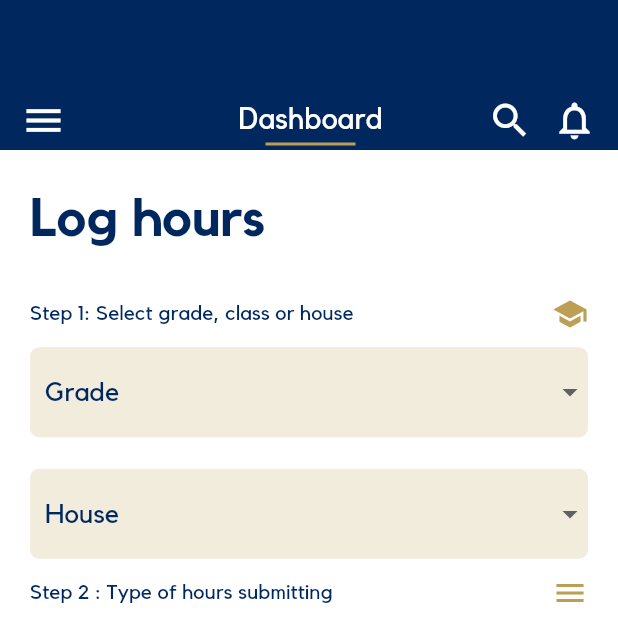
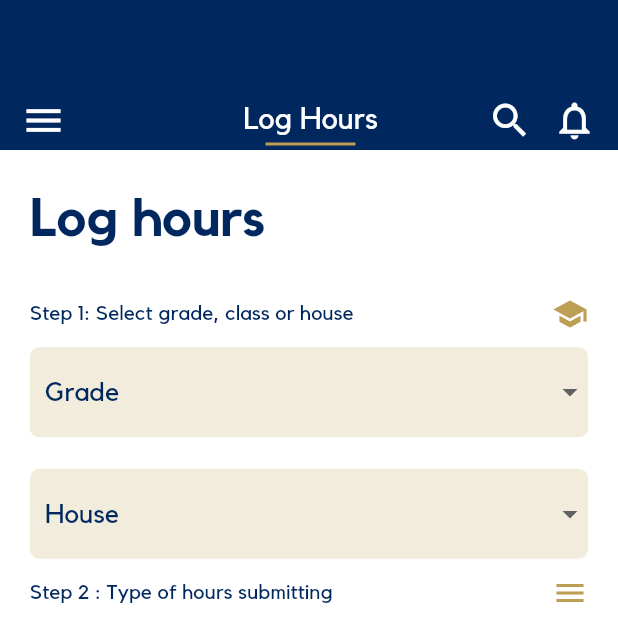
Before and after one commit to Shnifel/Reddam-App, a Flutter app: the TeacherLogHoursPage screen opened directly, on a phone screen of 412 x 824 dp, the top half of it. Run offline on Flutter 3.47's test engine with Material 2 defaults, Android fonts, the phone set to English and light mode, and no system bars; our stand-ins replace carousel_slider, cloud_firestore, device_preview, dots_indicator, firebase_auth, firebase_core and 8 more; missing offline and left inert: flutter_filter_dialog, primer_progress_bar; accounts and stored records are empty.

Commit message:
Page headings for teachers

```diff
--- a/lib/views/components/side_menu.dart
+++ b/lib/views/components/side_menu.dart
@@ -1,3 +1,6 @@
+import 'package:cce_project/arguments/user_info_arguments.dart';
+import 'package:cce_project/services/authentication.dart';
+import 'package:cce_project/services/firestore.dart';
 import 'package:cce_project/styles.dart';
 import 'package:cce_project/views/teacherEditUser/teacher_edit_user_page.dart';
 import 'package:cce_project/views/teacherHourLogs/teacher_log_hours_page.dart';
@@ -36,9 +39,9 @@ List<ButtonsInfo> _buttonNames = [
   ButtonsInfo(title: "Statistics", icon: Icons.pie_chart_sharp),
   ButtonsInfo(title: "Timetable", icon: Icons.calendar_month_sharp),
   ButtonsInfo(title: "Log Hours", icon: Icons.access_time_outlined),
-  ButtonsInfo(title: "Edit user", icon: Icons.verified_user),
+  ButtonsInfo(title: "Edit User", icon: Icons.verified_user),
   ButtonsInfo(title: "Users", icon: Icons.supervised_user_circle_rounded),
-  ButtonsInfo(title: "Log out", icon: Icons.logout_sharp),
+  ButtonsInfo(title: "Log Out", icon: Icons.logout_sharp),
 ];
 
 class SideMenu extends StatefulWidget {
@@ -101,11 +104,18 @@ class _SideMenu extends State<SideMenu> {
                             color: Colors.white,
                           ),
                         ),
-                        onTap: () {
+                        onTap: () async {
                           setState(() {
                             _currentIndex = index;
                           });
-                          if (_buttonNames[index].title == "Settings") {
+                          if (_buttonNames[index].title == "Home") {
+                            User? currentUser = AuthService().currentUser;
+                            Map<dynamic, dynamic> userData =
+                              await FirestoreService(uid: currentUser!.uid)
+                                  .getData(currentUser.uid);
+                            Navigator.pushNamed(context, '/teacherDashboardPage',
+                              arguments: UserInfoArguments(currentUser.uid, userData["firstName"]));
+                          } else if (_buttonNames[index].title == "Settings") {
                             Navigator.push(
                               context,
                               MaterialPageRoute(
@@ -119,7 +129,7 @@ class _SideMenu extends State<SideMenu> {
                                   builder: (context) =>
                                       TeacherNotificationsPage()),
                             );
-                          } else if (_buttonNames[index].title == "Edit user") {
+                          } else if (_buttonNames[index].title == "Edit User") {
                             Navigator.push(
                               context,
                               MaterialPageRoute(
@@ -151,7 +161,7 @@ class _SideMenu extends State<SideMenu> {
                               MaterialPageRoute(
                                   builder: (context) => TeacherUsersPage()),
                             );
-                          } else if (_buttonNames[index].title == "Log out") {
+                          } else if (_buttonNames[index].title == "Log Out") {
                             FirebaseAuth.instance.signOut();
                             Navigator.pushNamed(context, '/loginPage');
                           }
--- a/lib/views/teacherEditUser/teacher_edit_user_page.dart
+++ b/lib/views/teacherEditUser/teacher_edit_user_page.dart
@@ -28,7 +28,7 @@ class _TeacherEdit extends State<TeacherEditPage> {
           child: (ResponsiveLayout.isTinyLimit(context) ||
                   ResponsiveLayout.isTinyHeightLimit(context))
               ? Container()
-              : AppBarWidget()),
+              : AppBarWidget(6)),
       body: ResponsiveLayout(
         tiny: Container(),
         phone: TeacherEditUsersPanelPage(),
--- a/lib/views/teacherHourLogs/teacher_log_hours_page.dart
+++ b/lib/views/teacherHourLogs/teacher_log_hours_page.dart
@@ -29,7 +29,7 @@ class _TeacherNotifications extends State<TeacherLogHoursPage> {
           child: (ResponsiveLayout.isTinyLimit(context) ||
                   ResponsiveLayout.isTinyHeightLimit(context))
               ? Container()
-              : AppBarWidget()),
+              : AppBarWidget(5)),
       body: ResponsiveLayout(
         tiny: Container(),
         phone: TeacherLogHoursPanelPage(),
--- a/lib/views/teacherNotifications/teacher_notifications_page.dart
+++ b/lib/views/teacherNotifications/teacher_notifications_page.dart
@@ -28,7 +28,7 @@ class _TeacherNotifications extends State<TeacherNotificationsPage> {
           child: (ResponsiveLayout.isTinyLimit(context) ||
                   ResponsiveLayout.isTinyHeightLimit(context))
               ? Container()
-              : AppBarWidget()),
+              : AppBarWidget(2)),
       body: ResponsiveLayout(
         tiny: Container(),
         phone: TeacherNotificationsPanelPage(),
--- a/lib/views/teacherSettings/teacher_settings_page.dart
+++ b/lib/views/teacherSettings/teacher_settings_page.dart
@@ -28,7 +28,7 @@ class _TeacherSettings extends State<TeacherSettingsPage> {
           child: (ResponsiveLayout.isTinyLimit(context) ||
                   ResponsiveLayout.isTinyHeightLimit(context))
               ? Container()
-              : AppBarWidget()),
+              : AppBarWidget(1)),
       body: ResponsiveLayout(
         tiny: Container(),
         phone: TeacherSettingsPanelPage(),
--- a/lib/views/teacherStatistics/teacher_statistics_page.dart
+++ b/lib/views/teacherStatistics/teacher_statistics_page.dart
@@ -28,7 +28,7 @@ class _TeacherStatistics extends State<TeacherStatisticsPage> {
           child: (ResponsiveLayout.isTinyLimit(context) ||
                   ResponsiveLayout.isTinyHeightLimit(context))
               ? Container()
-              : AppBarWidget()),
+              : AppBarWidget(3)),
       body: ResponsiveLayout(
         tiny: Container(),
         phone: TeacherStatisticsPanelPage(),
--- a/lib/views/teacherSubmissions/teacher_submissions_page.dart
+++ b/lib/views/teacherSubmissions/teacher_submissions_page.dart
@@ -28,7 +28,7 @@ class _TeacherSubmissions extends State<TeacherSubmissionsPage> {
           child: (ResponsiveLayout.isTinyLimit(context) ||
                   ResponsiveLayout.isTinyHeightLimit(context))
               ? Container()
-              : AppBarWidget()),
+              : AppBarWidget(0)),
       body: ResponsiveLayout(
         tiny: Container(),
         phone: TeacherSubmissionsPanelPage(),
--- a/lib/views/teacherTimetable/teacher_timetable_page.dart
+++ b/lib/views/teacherTimetable/teacher_timetable_page.dart
@@ -28,7 +28,7 @@ class _TeacherTimetable extends State<TeacherTimetablePage> {
           child: (ResponsiveLayout.isTinyLimit(context) ||
                   ResponsiveLayout.isTinyHeightLimit(context))
               ? Container()
-              : AppBarWidget()),
+              : AppBarWidget(4)),
       body: ResponsiveLayout(
         tiny: Container(),
         phone: TeacherTimetablePanelPage(),
--- a/lib/views/teacherUsers/teacher_users_page.dart
+++ b/lib/views/teacherUsers/teacher_users_page.dart
@@ -28,7 +28,7 @@ class _TeacherUsers extends State<TeacherUsersPage> {
           child: (ResponsiveLayout.isTinyLimit(context) ||
                   ResponsiveLayout.isTinyHeightLimit(context))
               ? Container()
-              : AppBarWidget()),
+              : AppBarWidget(7)),
       body: ResponsiveLayout(
         tiny: Container(),
         phone: TeacherUsersPanelPage(),
--- a/lib/views/teacher_dashboard_page.dart
+++ b/lib/views/teacher_dashboard_page.dart
@@ -61,7 +61,7 @@ class _TeacherDashboardState extends State<TeacherDashboard> {
     Segment(
         value: 54,
         color: secondaryColour,
-        label: const Text("Tecaher stuff 2")),
+        label: const Text("Teacher stuff 2")),
   ];
 
   @override
@@ -72,7 +72,7 @@ class _TeacherDashboardState extends State<TeacherDashboard> {
           child: (ResponsiveLayout.isTinyLimit(context) ||
                   ResponsiveLayout.isTinyHeightLimit(context))
               ? Container()
-              : AppBarWidget()),
+              : AppBarWidget(0)),
       body: ResponsiveLayout(
         tiny: Container(),
         phone: PanelCenterPage(),
--- a/lib/widgets/app_bar_widget.dart
+++ b/lib/widgets/app_bar_widget.dart
@@ -2,15 +2,23 @@ import 'package:cce_project/styles.dart';
 import 'package:cce_project/views/responsive_layout.dart';
 import 'package:flutter/material.dart';
 
-List<String> _buttonNames = ["Dashboard"];
-int _currentSelectedButton = 0;
+List<String> _buttonNames = ["Home", "Settings", "Notifications", "Statistics", "Timetable", "Log Hours", "Edit User", "Users", "Logout"];
+int _currentSelectedButton2 = 0;
 
 class AppBarWidget extends StatefulWidget {
+  final int _currentSelectedButton;
+
+  AppBarWidget(this._currentSelectedButton);
+
   @override
-  _AppBarWidgetState createState() => _AppBarWidgetState();
+  _AppBarWidgetState createState() => _AppBarWidgetState(_currentSelectedButton);
 }
 
 class _AppBarWidgetState extends State<AppBarWidget> {
+  final int _currentSelectedButton;
+
+  _AppBarWidgetState(this._currentSelectedButton);
+
   @override
   Widget build(BuildContext context) {
     return Container(
@@ -19,9 +27,9 @@ class _AppBarWidgetState extends State<AppBarWidget> {
         children: [
           if (ResponsiveLayout.isComputer(context))
             Container(
-              margin: EdgeInsets.all(10.0),
+              margin: const EdgeInsets.all(10.0),
               height: double.infinity,
-              decoration: BoxDecoration(boxShadow: [
+              decoration: const BoxDecoration(boxShadow: [
                 BoxShadow(
                   color: Colors.black45,
                   offset: Offset(0, 0),
@@ -29,7 +37,7 @@ class _AppBarWidgetState extends State<AppBarWidget> {
                   blurRadius: 10,
                 )
               ], shape: BoxShape.circle),
-              child: CircleAvatar(
+              child: const CircleAvatar(
                 backgroundColor: primaryColour,
                 radius: 30,
                 //child: Image.asset("assets/images/ReddamHouseLogo.svg.png"),
@@ -43,7 +51,7 @@ class _AppBarWidgetState extends State<AppBarWidget> {
               onPressed: () {
                 Scaffold.of(context).openDrawer();
               },
-              icon: Icon(Icons.menu),
+              icon: const Icon(Icons.menu),
             ),
           SizedBox(width: 10.0),
           if (ResponsiveLayout.isComputer(context))
@@ -64,7 +72,7 @@ class _AppBarWidgetState extends State<AppBarWidget> {
               (index) => TextButton(
                 onPressed: () {
                   setState(() {
-                    _currentSelectedButton = index;
+                    _currentSelectedButton2 = index;
                   });
                 },
                 child: Padding(
@@ -76,7 +84,7 @@ class _AppBarWidgetState extends State<AppBarWidget> {
                       Text(
                         _buttonNames[index],
                         style: TextStyle(
-                          color: _currentSelectedButton == index
+                          color: _currentSelectedButton2 == index
                               ? Colors.white
                               : Colors.white70,
                         ),
@@ -86,8 +94,8 @@ class _AppBarWidgetState extends State<AppBarWidget> {
                         width: 60,
                         height: 2,
                         decoration: BoxDecoration(
-                          gradient: _currentSelectedButton == index
-                              ? LinearGradient(
+                          gradient: _currentSelectedButton2 == index
+                              ? const LinearGradient(
                                   colors: [
                                     Colors.red,
                                     Colors.orange,
@@ -110,7 +118,7 @@ class _AppBarWidgetState extends State<AppBarWidget> {
                 children: [
                   Text(
                     _buttonNames[_currentSelectedButton],
-                    style: TextStyle(
+                    style: const TextStyle(
                       color: Colors.white,
                       fontSize: 20
                     ),
@@ -119,20 +127,20 @@ class _AppBarWidgetState extends State<AppBarWidget> {
                     margin: EdgeInsets.all(10.0 / 2),
                     width: 60,
                     height: 2,
-                    decoration: BoxDecoration(
+                    decoration: const BoxDecoration(
                       color: secondaryColour,
                     ),
                   ),
                 ],
               ),
             ),
-          Spacer(),
+          const Spacer(),
           IconButton(
             padding: const EdgeInsets.only(top: 60),
             color: Colors.white,
             iconSize: 30,
             onPressed: () {},
-            icon: Icon(Icons.search),
+            icon: const Icon(Icons.search),
           ),
           Stack(
             children: [
@@ -141,7 +149,7 @@ class _AppBarWidgetState extends State<AppBarWidget> {
                 color: Colors.white,
                 iconSize: 30,
                 onPressed: () {},
-                icon: Icon(Icons.notifications_none_outlined),
+                icon: const Icon(Icons.notifications_none_outlined),
               ),
               // Positioned(
               //   right: 10,
@@ -159,9 +167,9 @@ class _AppBarWidgetState extends State<AppBarWidget> {
           ),
           if (!ResponsiveLayout.isPhone(context))
             Container(
-              margin: EdgeInsets.all(10.0),
+              margin: const EdgeInsets.all(10.0),
               height: double.infinity,
-              decoration: BoxDecoration(boxShadow: [
+              decoration: const BoxDecoration(boxShadow: [
                 BoxShadow(
                   color: Colors.black45,
                   offset: Offset(0, 0),
@@ -169,7 +177,7 @@ class _AppBarWidgetState extends State<AppBarWidget> {
                   blurRadius: 10,
                 )
               ], shape: BoxShape.circle),
-              child: CircleAvatar(
+              child: const CircleAvatar(
                 backgroundColor: Colors.orange,
                 radius: 30,
               ),
```
Also changed, not shown: 1 other file.
